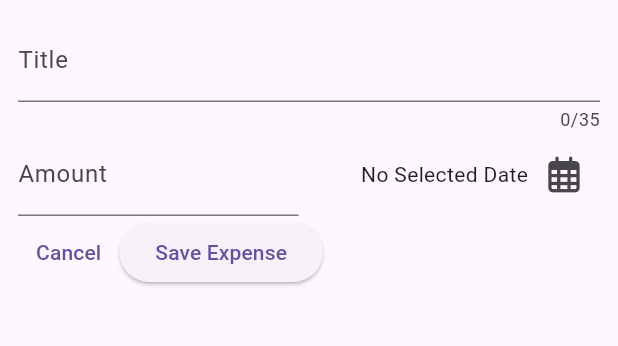
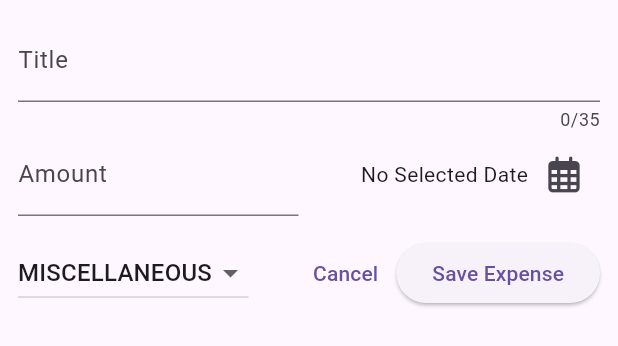
Before and after one commit to CodewithAnn/Expense_Tracker_App, a Flutter app: the NewExpense widget shown alone on an empty page, opened directly, on a phone screen of 412 x 824 dp. Shown: the top 346 px of the screen. Run offline on Flutter 3.47's test engine with Material 3 defaults, Android fonts, the phone set to English and light mode, and no system bars; our stand-ins replace font_awesome_flutter; missing offline and left inert: dart:ffi.

```diff
--- a/lib/widgets/new_expense..dart
+++ b/lib/widgets/new_expense..dart
@@ -1,3 +1,5 @@
+import 'dart:ffi';
+
 import 'package:expense_tracker/models/expense.dart';
 import 'package:flutter/material.dart';
 import 'package:font_awesome_flutter/font_awesome_flutter.dart';
@@ -13,6 +15,7 @@ class _NewExpenseState extends State<NewExpense> {
   final _textController = TextEditingController();
   final _amountController = TextEditingController();
   DateTime? _selectedDate;
+  Category _selectedCategory = Category.miscellaneous;
 
   // async function for  picks date
   void _selectDatePicker() async {
@@ -84,8 +87,32 @@ class _NewExpenseState extends State<NewExpense> {
               )
             ],
           ),
+          const SizedBox(
+            height: 14,
+          ),
           Row(
             children: [
+              DropdownButton(
+                  value: _selectedCategory,
+                  items: Category.values
+                      .map(
+                        (category) => DropdownMenuItem(
+                          value: category,
+                          child: Text(
+                            category.name.toUpperCase(),
+                          ),
+                        ),
+                      )
+                      .toList(),
+                  onChanged: (value) {
+                    if (value == null) {
+                      return;
+                    }
+                    setState(() {
+                      _selectedCategory = value;
+                    });
+                  }),
+              const Spacer(),
               TextButton(
                   onPressed: () {
                     Navigator.pop(context);
```
